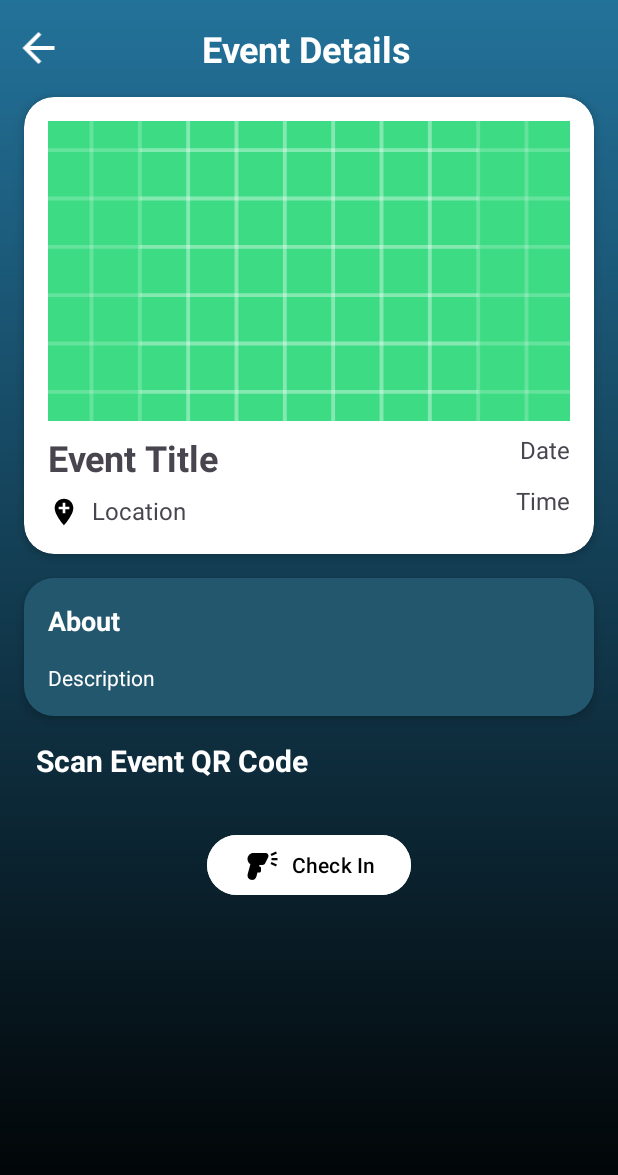
After one commit to CMPUT301W24T25/Quemeful-QR, an Android app: the EventDetailsActivity screen opened directly, with no data from a screen before it, on a phone screen of 412 x 824 dp. The commit adds this screen. Shown: the top 1175 px of the screen. Run offline under Robolectric (Android 15) with nearby library versions, the phone set to English and light mode, and no system bars; our stand-ins replace Firebase (no records; nobody signed in at launch, a user with empty details on screens opened directly).

Commit message:
added event details page for attendee view

```diff
--- a/app/src/main/AndroidManifest.xml
+++ b/app/src/main/AndroidManifest.xml
@@ -22,6 +22,11 @@
                 <category android:name="android.intent.category.LAUNCHER" />
             </intent-filter>
         </activity>
+
+        <activity
+            android:name=".EventDetailsActivity">
+        </activity>
+
     </application>
 
 </manifest>
--- /dev/null
+++ b/app/src/main/java/com/android/quemeful_qr/EventClickListenerInterface.java
@@ -0,0 +1,5 @@
+package com.android.quemeful_qr;
+
+public interface EventClickListenerInterface {
+    void onEventClick(EventHelper event);
+}
--- /dev/null
+++ b/app/src/main/java/com/android/quemeful_qr/EventDetailsActivity.java
@@ -0,0 +1,66 @@
+package com.android.quemeful_qr;
+
+import android.os.Bundle;
+
+import android.view.View;
+import android.widget.ImageView;
+import android.widget.TextView;
+
+import androidx.appcompat.app.AppCompatActivity;
+
+import com.google.firebase.firestore.FirebaseFirestore;
+
+public class EventDetailsActivity extends AppCompatActivity {
+
+
+    private TextView textViewEventTitle, textViewEventDate, textViewEventTime, textViewEventLocation, textViewEventDescription;
+    private FirebaseFirestore db;
+    private ImageView imageViewBackArrow;
+
+    @Override
+    protected void onCreate(Bundle savedInstanceState) {
+        super.onCreate(savedInstanceState);
+        setContentView(R.layout.eventdetailsactivity);
+
+        db = FirebaseFirestore.getInstance();
+
+        imageViewBackArrow = findViewById(R.id.backArrow);
+        imageViewBackArrow.setOnClickListener(new View.OnClickListener() {
+            @Override
+            public void onClick(View v) {
+                // This will close the current activity and return to the previous one in the stack
+                finish();
+            }
+        });
+
+        textViewEventTitle = findViewById(R.id.textViewEventTitle);
+        textViewEventDate = findViewById(R.id.textViewEventDate);
+        textViewEventTime = findViewById(R.id.textViewEventTime);
+        textViewEventLocation = findViewById(R.id.textViewEventLocation);
+        textViewEventDescription = findViewById(R.id.textViewEventDescription);
+
+        String eventId = getIntent().getStringExtra("event_id");
+        if (eventId != null) {
+            fetchEventDetails(eventId);
+        } else {
+            // Handle the error
+        }
+    }
+
+    private void fetchEventDetails (String eventId) {
+        db.collection("events").document(eventId).get().addOnSuccessListener(documentSnapshot -> {
+            if (documentSnapshot.exists()) {
+                EventHelper event = documentSnapshot.toObject(EventHelper.class);
+                if (event != null) {
+                    textViewEventTitle.setText(event.getTitle());
+                    textViewEventDate.setText(event.getDate());
+                    textViewEventTime.setText(event.getTime());
+                    textViewEventLocation.setText(event.getLocation());
+                    textViewEventDescription.setText(event.getDescription());
+                }
+            } else {
+            }
+        }).addOnFailureListener(e -> {
+        });
+    }
+}
--- a/app/src/main/java/com/android/quemeful_qr/EventHelper.java
+++ b/app/src/main/java/com/android/quemeful_qr/EventHelper.java
@@ -1,11 +1,29 @@
 package com.android.quemeful_qr;
 
 public class EventHelper {
+    private String id;
     private String title;
     private String location;
     private String time;
     private String date;
+    private String description;
     private String imageResourceId;
+
+    public String getDescription() {
+        return description;
+    }
+
+    public void setDescription(String description) {
+        this.description = description;
+    }
+
+    public String getId() {
+        return id;
+    }
+
+    public void setId(String id) {
+        this.id = id;
+    }
 
     public String getTitle() {
         return title;
--- a/app/src/main/java/com/android/quemeful_qr/EventsTodayAdapter.java
+++ b/app/src/main/java/com/android/quemeful_qr/EventsTodayAdapter.java
@@ -1,6 +1,7 @@
 package com.android.quemeful_qr;
 
 import android.content.Context;
+import android.util.Log;
 import android.view.LayoutInflater;
 import android.view.View;
 import android.view.ViewGroup;
@@ -12,14 +13,19 @@ import androidx.recyclerview.widget.RecyclerView;
 
 import java.util.List;
 
+
+
 public class EventsTodayAdapter extends RecyclerView.Adapter<EventsTodayAdapter.EventViewHolder>{
 
-    private List<EventHelper> events;
+    private static List<EventHelper> events;
     private Context context;
+    private LayoutInflater mInflater;
+    private static EventClickListenerInterface mClickListener;
 
-    public EventsTodayAdapter(Context context, List<EventHelper> events){
+    public EventsTodayAdapter(Context context, List<EventHelper> events, EventClickListenerInterface clickListener){
         this.context = context;
         this.events = events;
+        this.mClickListener = clickListener;
     }
 
     @NonNull
@@ -43,7 +49,7 @@ public class EventsTodayAdapter extends RecyclerView.Adapter<EventsTodayAdapter.
         return events.size();
     }
 
-    public static class EventViewHolder extends RecyclerView.ViewHolder {
+    public static class EventViewHolder extends RecyclerView.ViewHolder implements View.OnClickListener{
         ImageView eventImage;
         TextView eventTitle, eventLocation, eventTime;
 
@@ -53,6 +59,13 @@ public class EventsTodayAdapter extends RecyclerView.Adapter<EventsTodayAdapter.
             eventTitle = itemView.findViewById(R.id.eventTitle);
             eventLocation = itemView.findViewById(R.id.eventLocation);
             eventTime = itemView.findViewById(R.id.eventTime);
+            itemView.setOnClickListener(this);
+        }
+
+        @Override
+        public void onClick(View view) {
+            Log.d("EventsTodayAdapter", "Item clicked");
+            if (mClickListener != null) mClickListener.onEventClick(events.get(getAdapterPosition()));
         }
     }
 }
--- a/app/src/main/java/com/android/quemeful_qr/Home.java
+++ b/app/src/main/java/com/android/quemeful_qr/Home.java
@@ -1,6 +1,8 @@
 package com.android.quemeful_qr;
 
+import android.content.Intent;
 import android.os.Bundle;
+import android.util.Log;
 import android.view.LayoutInflater;
 import android.view.View;
 import android.view.ViewGroup;
@@ -14,7 +16,7 @@ import java.util.ArrayList;
 import java.util.List;
 
 
-public class Home extends Fragment {
+public class Home extends Fragment implements EventClickListenerInterface{
 
     public Home() {
     }
@@ -45,6 +47,9 @@ public class Home extends Fragment {
 
                 for (QueryDocumentSnapshot document : task.getResult()) {
                     EventHelper event = document.toObject(EventHelper.class);
+
+                    event.setId(document.getId()); // Set the document ID as the event ID
+
                     Date eventDate = DateUtils.parseDate(event.getDate());
                     if (eventDate != null) {
                         if (DateUtils.isToday(eventDate)) {
@@ -63,16 +68,24 @@ public class Home extends Fragment {
 
     private void updateUI(List<EventHelper> todayEvents, List<EventHelper> upcomingEvents) {
         if (!todayEvents.isEmpty()) {
-            EventsTodayAdapter todayEventAdapter = new EventsTodayAdapter(getActivity(), todayEvents);
+            EventsTodayAdapter todayEventAdapter = new EventsTodayAdapter(getActivity(), todayEvents, this);
             eventsRecyclerView.setAdapter(todayEventAdapter);
         } else {
         }
 
         if (!upcomingEvents.isEmpty()) {
-            UpcomingEventsAdapter upcomingEventAdapter = new UpcomingEventsAdapter(upcomingEvents);
+            UpcomingEventsAdapter upcomingEventAdapter = new UpcomingEventsAdapter(upcomingEvents, this);
             upcomingEventsRecyclerView.setAdapter(upcomingEventAdapter);
         } else {
         }
     }
 
+    @Override
+    public void onEventClick(EventHelper event) {
+        Log.d("HomeFragment", "Event clicked: " + event.getTitle());
+        Intent intent = new Intent(getActivity(), EventDetailsActivity.class);
+        intent.putExtra("event_id", event.getId());
+        startActivity(intent);
+    }
+
 }
--- a/app/src/main/java/com/android/quemeful_qr/UpcomingEventsAdapter.java
+++ b/app/src/main/java/com/android/quemeful_qr/UpcomingEventsAdapter.java
@@ -1,5 +1,7 @@
 package com.android.quemeful_qr;
 
+import android.content.Context;
+import android.util.Log;
 import android.view.LayoutInflater;
 import android.view.View;
 import android.view.ViewGroup;
@@ -13,10 +15,13 @@ import java.util.List;
 
 public class UpcomingEventsAdapter extends RecyclerView.Adapter<UpcomingEventsAdapter.ViewHolder>{
 
-    private List<EventHelper> events;
+    private static List<EventHelper> events;
+    private Context context;
+    private static EventClickListenerInterface mClickListener;
 
-    public UpcomingEventsAdapter(List<EventHelper> events){
+    public UpcomingEventsAdapter(List<EventHelper> events, EventClickListenerInterface clickListener){
         this.events = events;
+        this.mClickListener = clickListener;
     }
 
     @NonNull
@@ -39,12 +44,19 @@ public class UpcomingEventsAdapter extends RecyclerView.Adapter<UpcomingEventsAd
         return events.size();
     }
 
-    public static class ViewHolder extends RecyclerView.ViewHolder {
+    public static class ViewHolder extends RecyclerView.ViewHolder implements View.OnClickListener{
         TextView title, date;
         public ViewHolder(@NonNull View itemView) {
             super(itemView);
             title = itemView.findViewById(R.id.upcomingeventTitle);
             date = itemView.findViewById(R.id.upcomingeventDate);
+            itemView.setOnClickListener(this);
+        }
+
+        @Override
+        public void onClick(View view) {
+            Log.d("EventsTodayAdapter", "Item clicked");
+            if (mClickListener != null) mClickListener.onEventClick(events.get(getAdapterPosition()));
         }
     }
 }
--- /dev/null
+++ b/app/src/main/res/drawable/baseline_add_location_24.xml
@@ -0,0 +1,5 @@
+<vector android:height="24dp" android:tint="#000000"
+    android:viewportHeight="24" android:viewportWidth="24"
+    android:width="24dp" xmlns:android="http://schemas.android.com/apk/res/android">
+    <path android:fillColor="@android:color/white" android:pathData="M12,2C8.14,2 5,5.14 5,9c0,5.25 7,13 7,13s7,-7.75 7,-13c0,-3.86 -3.14,-7 -7,-7zM16,10h-3v3h-2v-3L8,10L8,8h3L11,5h2v3h3v2z"/>
+</vector>
--- /dev/null
+++ b/app/src/main/res/drawable/baseline_arrow_back_24.xml
@@ -0,0 +1,5 @@
+<vector android:autoMirrored="true" android:height="24dp"
+    android:tint="#FFFFFF" android:viewportHeight="24"
+    android:viewportWidth="24" android:width="24dp" xmlns:android="http://schemas.android.com/apk/res/android">
+    <path android:fillColor="@android:color/white" android:pathData="M20,11H7.83l5.59,-5.59L12,4l-8,8 8,8 1.41,-1.41L7.83,13H20v-2z"/>
+</vector>
--- /dev/null
+++ b/app/src/main/res/drawable/baseline_barcode_reader_24.xml
@@ -0,0 +1,5 @@
+<vector android:height="24dp" android:tint="#000000"
+    android:viewportHeight="24" android:viewportWidth="24"
+    android:width="24dp" xmlns:android="http://schemas.android.com/apk/res/android">
+    <path android:fillColor="@android:color/white" android:pathData="M23,8.75h-4v-1.5h4V8.75zM22.62,4.37L22,3l-3.62,1.63L19,6L22.62,4.37zM19,10l-0.62,1.37L22,13l0.62,-1.37L19,10zM11,13c0.55,0 1,0.45 1,1v2c0,0.55 -0.45,1 -1,1H9.64L8.9,19.78C8.54,21.12 7.33,22 6,22c-0.26,0 -0.52,-0.03 -0.78,-0.1c-1.6,-0.43 -2.55,-2.07 -2.12,-3.67l1.82,-6.8C3.77,10.72 3,9.45 3,8c0,-2.21 1.79,-4 4,-4h8c1.49,0 2.45,1.56 1.79,2.89l-2,4C14.45,11.57 13.75,12 13,12h-2.02l-0.27,1H11z"/>
+</vector>
--- a/app/src/main/res/layout/activity_main.xml
+++ b/app/src/main/res/layout/activity_main.xml
@@ -4,7 +4,7 @@
     xmlns:tools="http://schemas.android.com/tools"
     android:layout_width="match_parent"
     android:layout_height="match_parent"
-    android:background="@drawable/gadient_background"
+    android:background="@drawable/gradient_background"
     tools:context=".MainActivity">
 
     <FrameLayout
--- /dev/null
+++ b/app/src/main/res/layout/eventdetailsactivity.xml
@@ -0,0 +1,196 @@
+<?xml version="1.0" encoding="utf-8"?>
+<androidx.constraintlayout.widget.ConstraintLayout xmlns:android="http://schemas.android.com/apk/res/android"
+    xmlns:app="http://schemas.android.com/apk/res-auto"
+    xmlns:tools="http://schemas.android.com/tools"
+    android:layout_width="match_parent"
+    android:layout_height="match_parent"
+    android:background="@drawable/gradient_background"
+    tools:context=".EventDetailsActivity">
+
+
+    <TextView
+        android:id="@+id/textViewEventPageTitle"
+        android:layout_width="wrap_content"
+        android:layout_height="wrap_content"
+        android:layout_marginStart="85dp"
+        android:layout_marginTop="16dp"
+        android:gravity="center"
+        android:text="Event Details"
+        android:textColor="#FFFFFF"
+        android:textSize="24sp"
+        android:textStyle="bold"
+        app:layout_constraintEnd_toEndOf="parent"
+        app:layout_constraintHorizontal_bias="0.036"
+        app:layout_constraintStart_toEndOf="@+id/backArrow"
+        app:layout_constraintTop_toTopOf="parent"
+        tools:ignore="MissingConstraints" />
+
+    <ImageView
+        android:id="@+id/backArrow"
+        android:layout_width="35dp"
+        android:layout_height="32dp"
+        android:layout_marginStart="8dp"
+        android:layout_marginTop="16dp"
+        app:layout_constraintStart_toStartOf="parent"
+        app:layout_constraintTop_toTopOf="parent"
+        app:srcCompat="@drawable/baseline_arrow_back_24" />
+
+
+    <androidx.cardview.widget.CardView
+        android:id="@+id/cardViewEventDetails"
+        android:layout_width="match_parent"
+        android:layout_height="wrap_content"
+        app:cardCornerRadius="20dp"
+        app:cardElevation="4dp"
+        android:layout_margin="16dp"
+        app:layout_constraintEnd_toEndOf="parent"
+        app:layout_constraintHorizontal_bias="1.0"
+        app:layout_constraintStart_toStartOf="parent"
+        app:layout_constraintTop_toBottomOf="@id/textViewEventPageTitle">
+
+        <androidx.constraintlayout.widget.ConstraintLayout
+            android:layout_width="match_parent"
+            android:layout_height="wrap_content"
+            android:padding="16dp">
+
+            <ImageView
+                android:id="@+id/imageViewEvent"
+                android:layout_width="0dp"
+                android:layout_height="200dp"
+                android:scaleType="centerCrop"
+                android:src="@drawable/ic_launcher_background"
+                app:layout_constraintEnd_toEndOf="parent"
+                app:layout_constraintStart_toStartOf="parent"
+                app:layout_constraintTop_toTopOf="parent" />
+
+            <TextView
+                android:id="@+id/textViewEventTitle"
+                android:layout_width="wrap_content"
+                android:layout_height="wrap_content"
+                android:layout_marginTop="8dp"
+                android:text="Event Title"
+                android:textSize="24sp"
+                android:textStyle="bold"
+                app:layout_constraintStart_toStartOf="parent"
+                app:layout_constraintTop_toBottomOf="@id/imageViewEvent" />
+
+            <TextView
+                android:id="@+id/textViewEventDate"
+                android:layout_width="wrap_content"
+                android:layout_height="wrap_content"
+                android:layout_marginTop="8dp"
+                android:text="Date"
+                android:textSize="16sp"
+                app:layout_constraintEnd_toEndOf="parent"
+                app:layout_constraintTop_toBottomOf="@+id/imageViewEvent" />
+
+
+            <TextView
+                android:id="@+id/textViewEventTime"
+                android:layout_width="wrap_content"
+                android:layout_height="wrap_content"
+                android:layout_marginTop="12dp"
+                android:text="Time"
+                android:textSize="16sp"
+                app:layout_constraintEnd_toEndOf="parent"
+                app:layout_constraintTop_toBottomOf="@+id/textViewEventDate" />
+
+            <TextView
+                android:id="@+id/textViewEventLocation"
+                android:layout_width="wrap_content"
+                android:layout_height="wrap_content"
+                android:layout_marginStart="8dp"
+                android:layout_marginTop="8dp"
+                android:text="Location"
+                android:textSize="16sp"
+                app:layout_constraintStart_toEndOf="@+id/imageView2"
+                app:layout_constraintTop_toBottomOf="@+id/textViewEventTitle" />
+
+            <ImageView
+                android:id="@+id/imageView2"
+                android:layout_width="21dp"
+                android:layout_height="24dp"
+                android:layout_marginTop="8dp"
+                app:layout_constraintStart_toStartOf="parent"
+                app:layout_constraintTop_toBottomOf="@+id/textViewEventTitle"
+                app:srcCompat="@drawable/baseline_add_location_24" />
+        </androidx.constraintlayout.widget.ConstraintLayout>
+
+    </androidx.cardview.widget.CardView>
+
+    <androidx.cardview.widget.CardView
+        android:id="@+id/cardViewEventAbout"
+        android:layout_width="match_parent"
+        android:layout_height="wrap_content"
+        android:layout_margin="16dp"
+        app:cardCornerRadius="20dp"
+        app:cardElevation="4dp"
+        app:cardBackgroundColor="@android:color/transparent"
+        app:layout_constraintEnd_toEndOf="parent"
+        app:layout_constraintHorizontal_bias="0.0"
+        app:layout_constraintStart_toStartOf="parent"
+        app:layout_constraintTop_toBottomOf="@id/cardViewEventDetails">
+
+        <androidx.constraintlayout.widget.ConstraintLayout
+            android:layout_width="match_parent"
+            android:layout_height="wrap_content"
+            android:background="#23576E"
+            android:padding="16dp">
+
+            <TextView
+                android:id="@+id/textViewAbout"
+                android:layout_width="wrap_content"
+                android:layout_height="wrap_content"
+                android:text="About"
+                android:textAlignment="viewStart"
+                android:textColor="@color/white"
+                android:textSize="18sp"
+                android:textStyle="bold"
+                app:layout_constraintStart_toStartOf="parent"
+                app:layout_constraintTop_toTopOf="parent" />
+
+            <TextView
+                android:id="@+id/textViewEventDescription"
+                android:layout_width="wrap_content"
+                android:layout_height="wrap_content"
+                android:layout_marginTop="16dp"
+                android:text="Description"
+                android:textColor="@color/white"
+                android:textSize="14sp"
+                app:layout_constraintStart_toStartOf="parent"
+                app:layout_constraintTop_toBottomOf="@+id/textViewAbout" />
+
+
+        </androidx.constraintlayout.widget.ConstraintLayout>
+
+    </androidx.cardview.widget.CardView>
+
+    <TextView
+        android:id="@+id/textView2"
+        android:layout_width="wrap_content"
+        android:layout_height="wrap_content"
+        android:layout_marginStart="24dp"
+        android:layout_marginTop="16dp"
+        android:text="Scan Event QR Code"
+        android:textColor="@color/white"
+        android:textSize="20sp"
+        android:textStyle="bold"
+        app:layout_constraintStart_toStartOf="parent"
+        app:layout_constraintTop_toBottomOf="@+id/cardViewEventAbout" />
+
+    <Button
+        android:id="@+id/button2"
+        android:layout_width="wrap_content"
+        android:layout_height="wrap_content"
+        android:layout_marginTop="32dp"
+        android:backgroundTint="@color/white"
+        android:gravity="center"
+        android:drawableLeft="@drawable/baseline_barcode_reader_24"
+        android:textColor="@color/black"
+        android:text="Check In"
+        app:layout_constraintEnd_toEndOf="parent"
+        app:layout_constraintStart_toStartOf="parent"
+        app:layout_constraintTop_toBottomOf="@+id/textView2" />
+
+
+</androidx.constraintlayout.widget.ConstraintLayout>
--- a/app/src/main/res/layout/upcomingeventscard.xml
+++ b/app/src/main/res/layout/upcomingeventscard.xml
@@ -1,7 +1,6 @@
 <?xml version="1.0" encoding="utf-8"?>
 <androidx.cardview.widget.CardView xmlns:android="http://schemas.android.com/apk/res/android"
     xmlns:app="http://schemas.android.com/apk/res-auto"
-    xmlns:tools="http://schemas.android.com/tools"
     android:layout_width="match_parent"
     android:layout_height="wrap_content"
     app:cardCornerRadius="8dp"
```
Also changed, not shown: app/src/main/java/com/android/quemeful_qr/DateUtils.java (line endings or trailing spaces), app/src/main/res/drawable/gradient_background.xml (renamed from app/src/main/res/drawable/gadient_background.xml).
